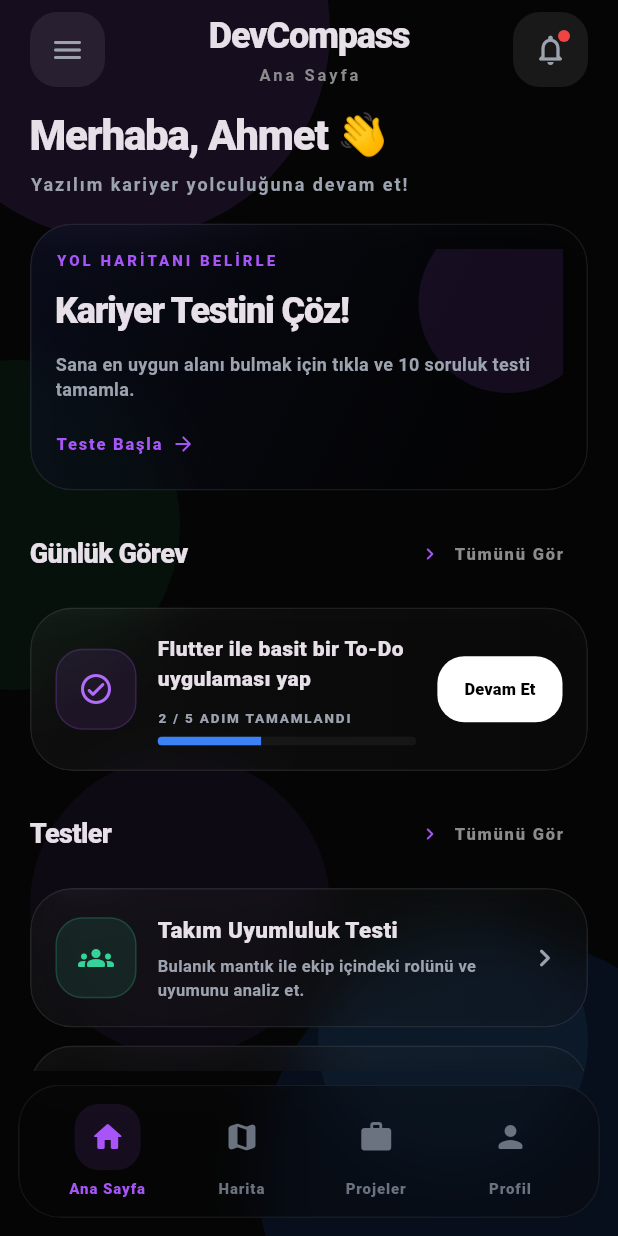
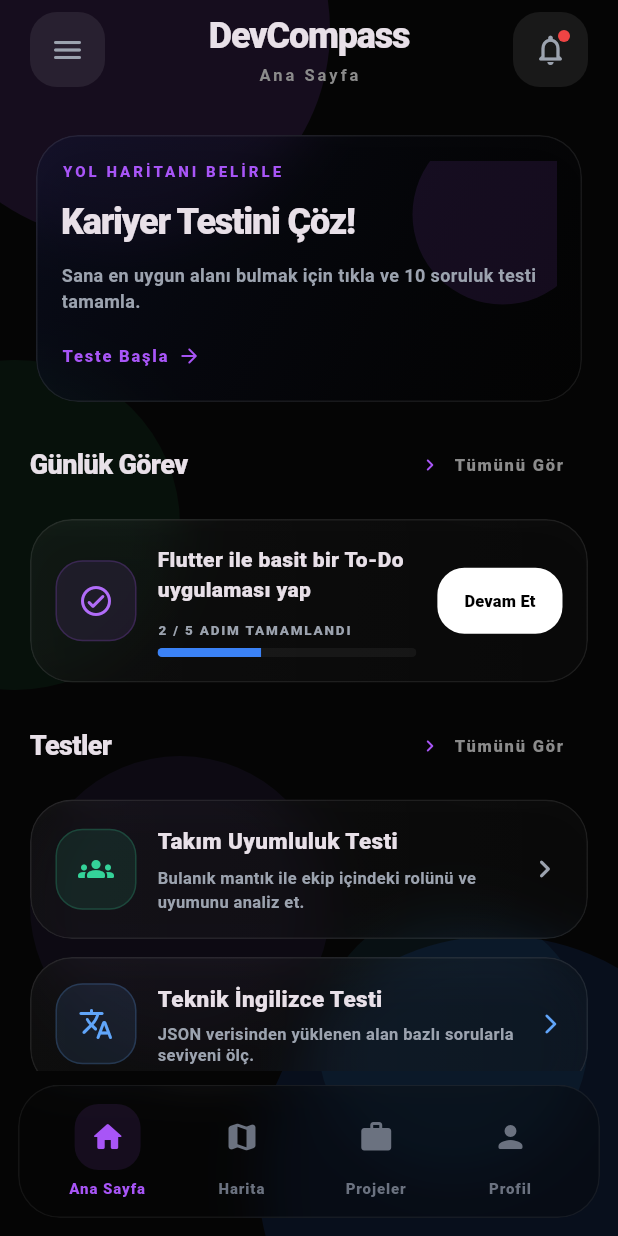
Before and after one commit to BlackW1te/DecCompass, a Flutter app: the screen it shows after launch, on a phone screen of 412 x 824 dp. Run offline on Flutter 3.47's test engine with Material 3 defaults, Android fonts, the phone set to English and light mode, and no system bars; our stand-ins replace shared_preferences.

Commit message:
Ana sayfadaki 'Merhaba Ahmet' yazan text kısmı kaldırıldı.

```diff
--- a/lib/screens/home_screen.dart
+++ b/lib/screens/home_screen.dart
@@ -30,27 +30,11 @@ class HomeScreen extends StatelessWidget {
       child: Column(
         crossAxisAlignment: CrossAxisAlignment.start,
         children: [
-          const SizedBox(height: 4),
-          Text(
-            'Merhaba, Ahmet 👋',
-            style: Theme.of(context).textTheme.headlineMedium?.copyWith(
-              fontSize: compact ? 24 : 28,
-              fontWeight: FontWeight.w900,
-              letterSpacing: -0.8,
-            ),
+          const SizedBox(height: 18),
+          const Padding(
+            padding: EdgeInsets.only(top: 4, left: 4, right: 4),
+            child: _HeroCard(),
           ),
-          const SizedBox(height: 6),
-          const Text(
-            'Yazılım kariyer yolculuğuna devam et!',
-            style: TextStyle(
-              color: Color(0xFF9CA3AF),
-              fontSize: 12,
-              fontWeight: FontWeight.w700,
-              letterSpacing: 1.3,
-            ),
-          ),
-          const SizedBox(height: 18),
-          const _HeroCard(),
           const SizedBox(height: 18),
           SectionHeader(
             title: 'Günlük Görev',
```
